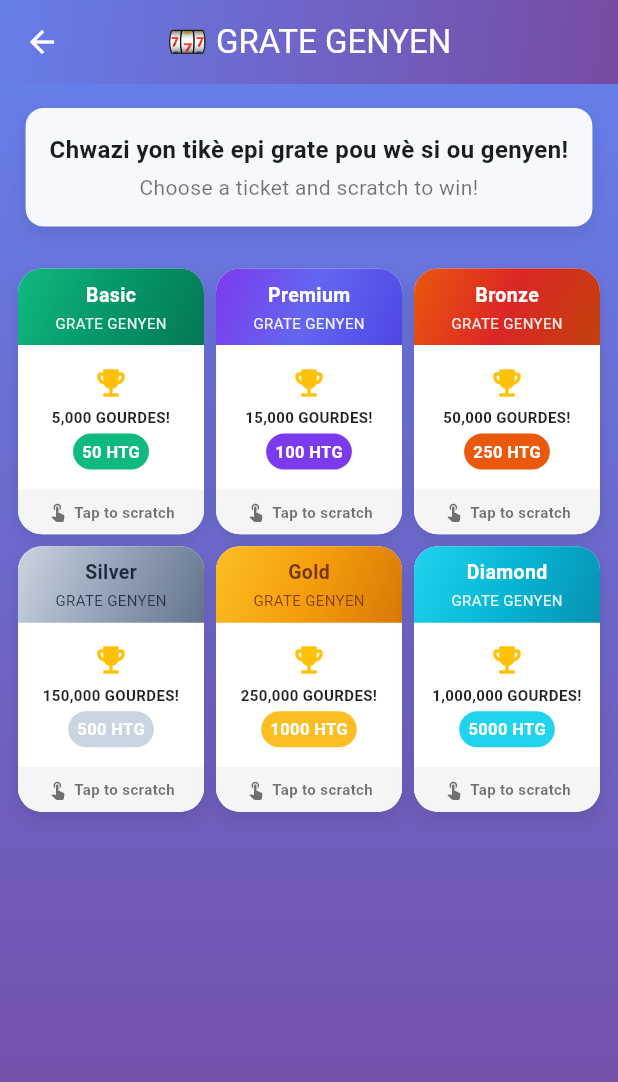
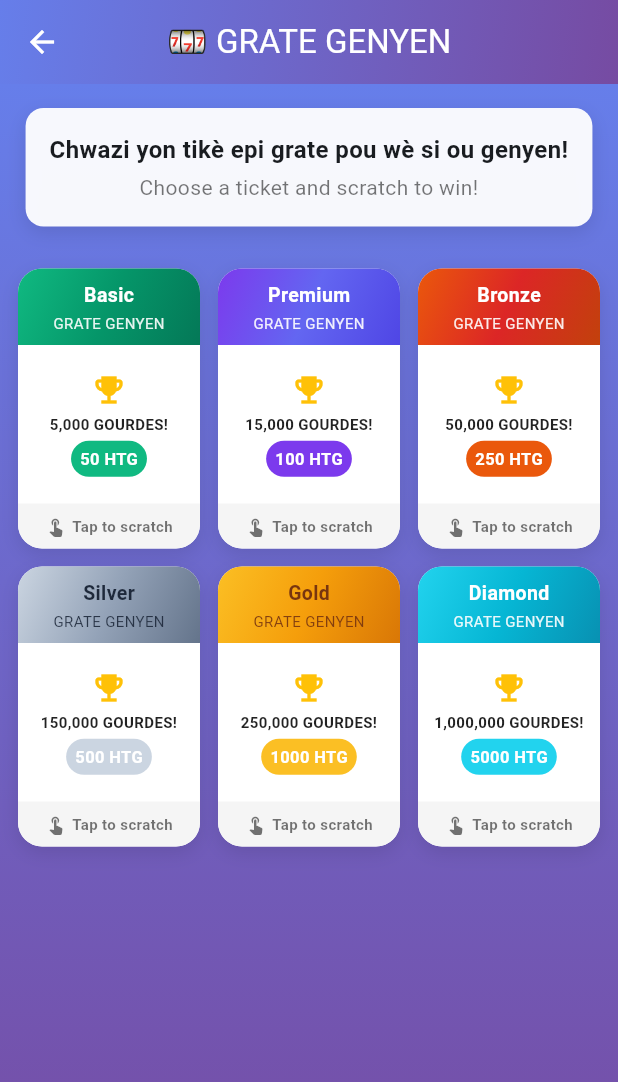
Before and after one commit to dukens11-create/raffleapp, a Flutter app: the TicketGalleryScreen screen opened by its route, on a phone screen of 412 x 824 dp. Shown: the top 1082 px of the screen. Run offline on Flutter 3.47's test engine with Material 3 defaults, Android fonts, the phone set to English and light mode, and no system bars; our stand-ins replace cached_network_image, dio, fl_chart, flutter_secure_storage, image_picker, js and 3 more; missing offline and left inert: dart:html, dart:js_util, mobile_scanner, scratcher; accounts and stored records are empty.

Commit message:
fix: resolve merge conflict with main — align grid threshold/spacing, modernize test API
- ticket_gallery_screen.dart: use main's >=360 threshold, aspectRatio:0.65,
  spacing:12 while retaining compact:isCompact on TicketCard
- ticket_gallery_screen_test.dart: switch to tester.view.physicalSize /
  devicePixelRatio / tester.view.reset (modern Flutter test API matching main);
  update narrow-screen test to 320px (<360 boundary); retain 6-card count
  and bilingual header tests

Co-authored-by: dukens11-create <249652828+dukens11-create@users.noreply.github.com>

```diff
--- a/flutter_app/lib/screens/scratch/ticket_gallery_screen.dart
+++ b/flutter_app/lib/screens/scratch/ticket_gallery_screen.dart
@@ -85,16 +85,18 @@ class TicketGalleryScreen extends StatelessWidget {
                   child: LayoutBuilder(
                     builder: (context, constraints) {
                       final int crossAxisCount =
-                          constraints.maxWidth < 300 ? 2 : 3;
+                          constraints.maxWidth >= 360 ? 3 : 2;
                       final bool isCompact = crossAxisCount == 3;
+                      final double aspectRatio =
+                          isCompact ? 0.65 : 0.75;
                       return GridView.builder(
-                        padding: EdgeInsets.all(isCompact ? 12.0 : 16.0),
+                        padding: const EdgeInsets.all(12),
                         gridDelegate:
                             SliverGridDelegateWithFixedCrossAxisCount(
                           crossAxisCount: crossAxisCount,
-                          childAspectRatio: isCompact ? 0.7 : 0.75,
-                          crossAxisSpacing: isCompact ? 8.0 : 16.0,
-                          mainAxisSpacing: isCompact ? 8.0 : 16.0,
+                          childAspectRatio: aspectRatio,
+                          crossAxisSpacing: 12,
+                          mainAxisSpacing: 12,
                         ),
                         itemCount: ticketProvider.scratchTickets.length,
                         itemBuilder: (context, index) {
```
Also changed, not shown: 1 other file.
